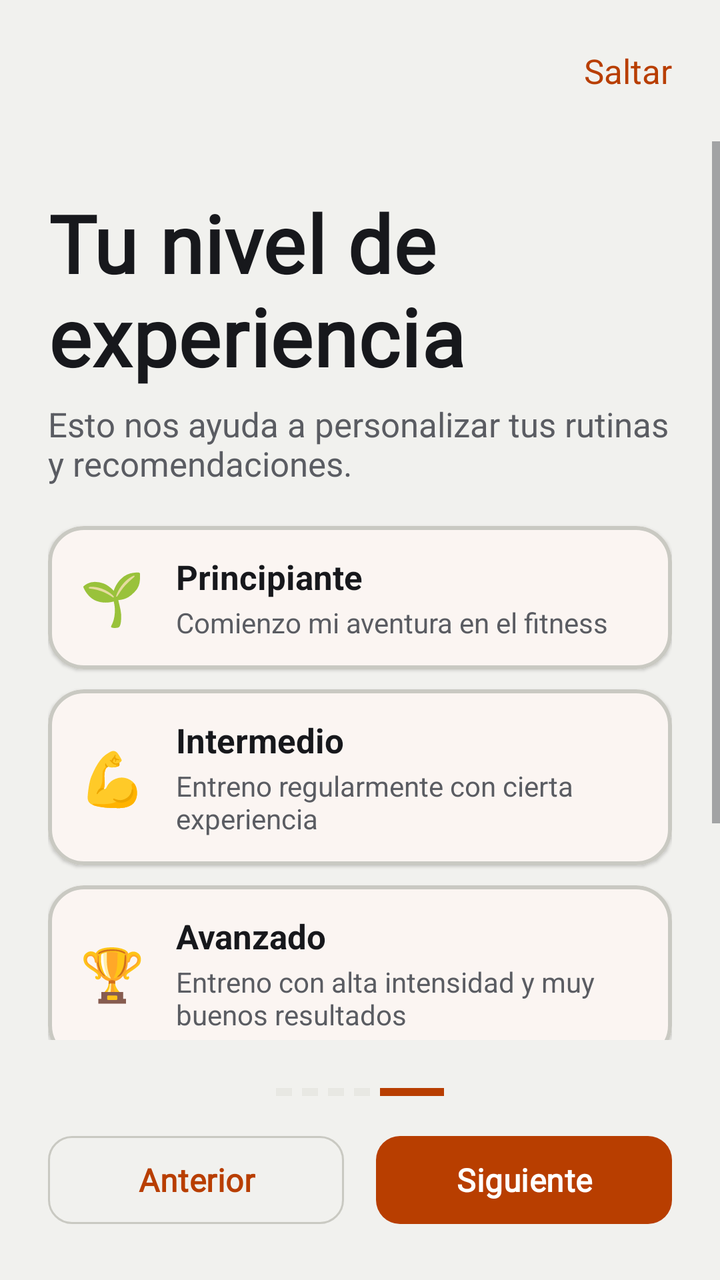
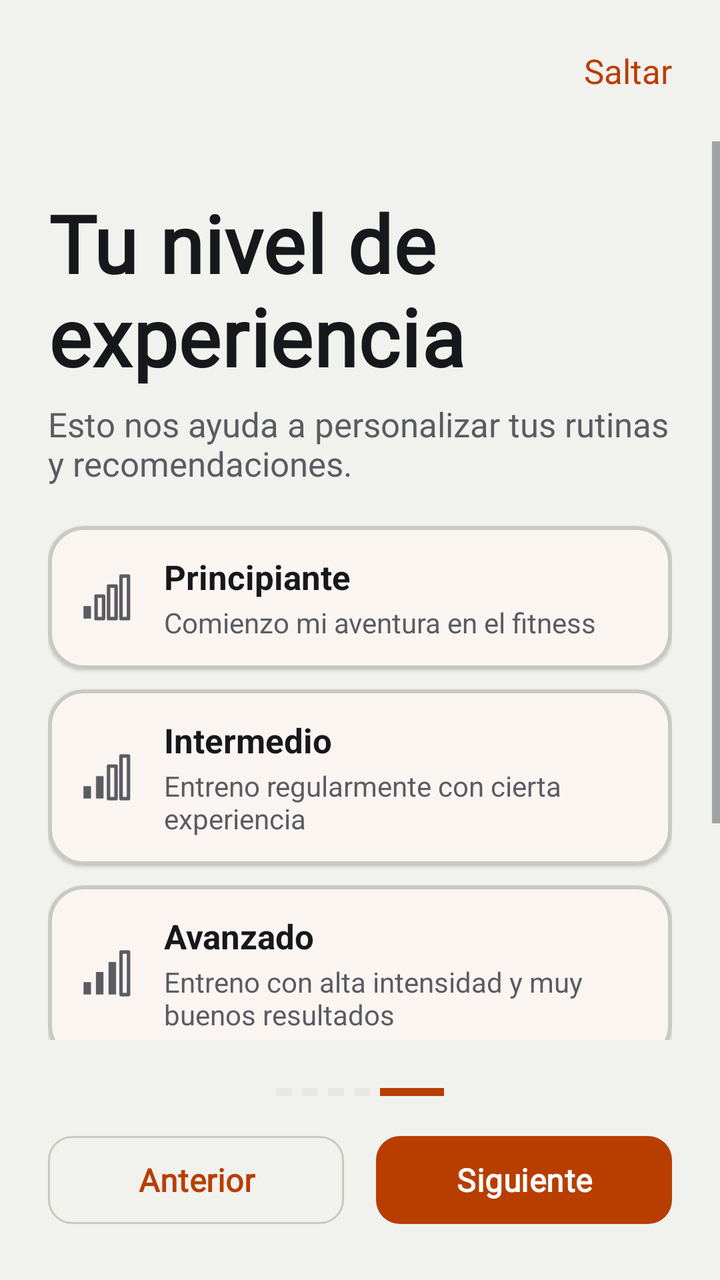

The first picture is an Android layout as it rendered before a commit; the second is the same layout after the commit. The layout source and the unified diff follow.
<!-- AndroidManifest.xml: application theme Theme.GymProFit -->
<!-- res/layout/activity_onboarding5.xml -->
<?xml version="1.0" encoding="utf-8"?>
<LinearLayout xmlns:android="http://schemas.android.com/apk/res/android"
    xmlns:app="http://schemas.android.com/apk/res-auto"
    android:layout_width="match_parent"
    android:layout_height="match_parent"
    android:orientation="vertical"
    android:background="?attr/android:colorBackground">

    
    <TextView
        android:id="@+id/tvSaltar5"
        android:layout_width="wrap_content"
        android:layout_height="wrap_content"
        android:layout_gravity="end"
        android:layout_margin="16dp"
        android:text="@string/onboarding_saltar"
        android:textSize="@dimen/text_body"
        android:textColor="?attr/colorPrimary"
        android:padding="8dp"
        android:clickable="true"
        android:focusable="true"
        android:background="?attr/selectableItemBackgroundBorderless" />

    <ScrollView
        android:layout_width="match_parent"
        android:layout_height="0dp"
        android:layout_weight="1">

        <LinearLayout
            android:layout_width="match_parent"
            android:layout_height="wrap_content"
            android:orientation="vertical"
            android:padding="24dp">

            <TextView
                android:layout_width="wrap_content"
                android:layout_height="wrap_content"
                android:text="@string/onboarding_nivel_titulo"
                android:textAppearance="@style/TextAppearance.GymProFit.Display" />

            <TextView
                android:layout_width="wrap_content"
                android:layout_height="wrap_content"
                android:layout_marginTop="6dp"
                android:layout_marginBottom="20dp"
                android:text="@string/onboarding_nivel_desc"
                android:textSize="@dimen/text_body"
                android:textColor="?attr/colorOnSurfaceVariant" />

            
            <com.google.android.material.card.MaterialCardView
                android:id="@+id/cardPrincipiante"
                android:layout_width="match_parent"
                android:layout_height="wrap_content"
                android:layout_marginBottom="10dp"
                android:clickable="true"
                android:focusable="true"
                android:foreground="?attr/selectableItemBackground"
                app:strokeWidth="2dp"
                app:strokeColor="?attr/colorOutlineVariant">
                <LinearLayout android:layout_width="match_parent" android:layout_height="wrap_content"
                    android:orientation="horizontal" android:padding="14dp" android:gravity="center_vertical">
                    <TextView android:layout_width="36dp" android:layout_height="36dp"
                        android:text="🌱" android:textSize="@dimen/text_headline" android:gravity="center" android:layout_marginEnd="14dp" />
                    <LinearLayout android:layout_width="0dp" android:layout_height="wrap_content" android:layout_weight="1" android:orientation="vertical">
                        <TextView android:layout_width="wrap_content" android:layout_height="wrap_content"
                            android:text="@string/nivel_principiante" android:textSize="@dimen/text_body"
                            android:textStyle="bold" android:textColor="?attr/colorOnSurface" />
                        <TextView android:layout_width="wrap_content" android:layout_height="wrap_content"
                            android:layout_marginTop="2dp" android:text="@string/nivel_principiante_desc"
                            android:textSize="@dimen/text_label" android:textColor="?attr/colorOnSurfaceVariant" />
                    </LinearLayout>
                    <ImageView android:id="@+id/ivCheckPrincipiante" android:layout_width="20dp"
                        android:layout_height="20dp" android:src="@drawable/ic_check"
                        android:visibility="gone" android:contentDescription="@null" />
                </LinearLayout>
            </com.google.android.material.card.MaterialCardView>

            
            <com.google.android.material.card.MaterialCardView
                android:id="@+id/cardIntermedio"
                android:layout_width="match_parent"
                android:layout_height="wrap_content"
                android:layout_marginBottom="10dp"
                android:clickable="true"
                android:focusable="true"
                android:foreground="?attr/selectableItemBackground"
                app:strokeWidth="2dp"
                app:strokeColor="?attr/colorOutlineVariant">
                <LinearLayout android:layout_width="match_parent" android:layout_height="wrap_content"
                    android:orientation="horizontal" android:padding="14dp" android:gravity="center_vertical">
                    <TextView android:layout_width="36dp" android:layout_height="36dp"
                        android:text="💪" android:textSize="@dimen/text_headline" android:gravity="center" android:layout_marginEnd="14dp" />
                    <LinearLayout android:layout_width="0dp" android:layout_height="wrap_content" android:layout_weight="1" android:orientation="vertical">
                        <TextView android:layout_width="wrap_content" android:layout_height="wrap_content"
                            android:text="@string/nivel_intermedio" android:textSize="@dimen/text_body"
                            android:textStyle="bold" android:textColor="?attr/colorOnSurface" />
                        <TextView android:layout_width="wrap_content" android:layout_height="wrap_content"
                            android:layout_marginTop="2dp" android:text="@string/nivel_intermedio_desc"
                            android:textSize="@dimen/text_label" android:textColor="?attr/colorOnSurfaceVariant" />
                    </LinearLayout>
                    <ImageView android:id="@+id/ivCheckIntermedio" android:layout_width="20dp"
                        android:layout_height="20dp" android:src="@drawable/ic_check"
                        android:visibility="gone" android:contentDescription="@null" />
                </LinearLayout>
            </com.google.android.material.card.MaterialCardView>

            
            <com.google.android.material.card.MaterialCardView
                android:id="@+id/cardAvanzado"
                android:layout_width="match_parent"
                android:layout_height="wrap_content"
                android:layout_marginBottom="10dp"
                android:clickable="true"
                android:focusable="true"
                android:foreground="?attr/selectableItemBackground"
                app:strokeWidth="2dp"
                app:strokeColor="?attr/colorOutlineVariant">
                <LinearLayout android:layout_width="match_parent" android:layout_height="wrap_content"
                    android:orientation="horizontal" android:padding="14dp" android:gravity="center_vertical">
                    <TextView android:layout_width="36dp" android:layout_height="36dp"
                        android:text="🏆" android:textSize="@dimen/text_headline" android:gravity="center" android:layout_marginEnd="14dp" />
                    <LinearLayout android:layout_width="0dp" android:layout_height="wrap_content" android:layout_weight="1" android:orientation="vertical">
                        <TextView android:layout_width="wrap_content" android:layout_height="wrap_content"
                            android:text="@string/nivel_avanzado" android:textSize="@dimen/text_body"
                            android:textStyle="bold" android:textColor="?attr/colorOnSurface" />
                        <TextView android:layout_width="wrap_content" android:layout_height="wrap_content"
                            android:layout_marginTop="2dp" android:text="@string/nivel_avanzado_desc"
                            android:textSize="@dimen/text_label" android:textColor="?attr/colorOnSurfaceVariant" />
                    </LinearLayout>
                    <ImageView android:id="@+id/ivCheckAvanzado" android:layout_width="20dp"
                        android:layout_height="20dp" android:src="@drawable/ic_check"
                        android:visibility="gone" android:contentDescription="@null" />
                </LinearLayout>
            </com.google.android.material.card.MaterialCardView>

            
            <com.google.android.material.card.MaterialCardView
                android:id="@+id/cardExperto"
                android:layout_width="match_parent"
                android:layout_height="wrap_content"
                android:layout_marginBottom="10dp"
                android:clickable="true"
                android:focusable="true"
                android:foreground="?attr/selectableItemBackground"
                app:strokeWidth="2dp"
                app:strokeColor="?attr/colorOutlineVariant">
                <LinearLayout android:layout_width="match_parent" android:layout_height="wrap_content"
                    android:orientation="horizontal" android:padding="14dp" android:gravity="center_vertical">
                    <TextView android:layout_width="36dp" android:layout_height="36dp"
                        android:text="⚡" android:textSize="@dimen/text_headline" android:gravity="center" android:layout_marginEnd="14dp" />
                    <LinearLayout android:layout_width="0dp" android:layout_height="wrap_content" android:layout_weight="1" android:orientation="vertical">
                        <TextView android:layout_width="wrap_content" android:layout_height="wrap_content"
                            android:text="@string/nivel_experto" android:textSize="@dimen/text_body"
                            android:textStyle="bold" android:textColor="?attr/colorOnSurface" />
                        <TextView android:layout_width="wrap_content" android:layout_height="wrap_content"
                            android:layout_marginTop="2dp" android:text="@string/nivel_experto_desc"
                            android:textSize="@dimen/text_label" android:textColor="?attr/colorOnSurfaceVariant" />
                    </LinearLayout>
                    <ImageView android:id="@+id/ivCheckExperto" android:layout_width="20dp"
                        android:layout_height="20dp" android:src="@drawable/ic_check"
                        android:visibility="gone" android:contentDescription="@null" />
                </LinearLayout>
            </com.google.android.material.card.MaterialCardView>

        </LinearLayout>

    </ScrollView>

    <LinearLayout
        android:layout_width="match_parent"
        android:layout_height="wrap_content"
        android:orientation="vertical"
        android:padding="24dp">

        
        <LinearLayout android:layout_width="match_parent" android:layout_height="wrap_content"
            android:orientation="horizontal" android:gravity="center" android:layout_marginBottom="16dp">
            <View android:layout_width="8dp" android:layout_height="4dp" android:background="?attr/colorSurfaceVariant" android:layout_marginEnd="5dp" />
            <View android:layout_width="8dp" android:layout_height="4dp" android:background="?attr/colorSurfaceVariant" android:layout_marginEnd="5dp" />
            <View android:layout_width="8dp" android:layout_height="4dp" android:background="?attr/colorSurfaceVariant" android:layout_marginEnd="5dp" />
            <View android:layout_width="8dp" android:layout_height="4dp" android:background="?attr/colorSurfaceVariant" android:layout_marginEnd="5dp" />
            <View android:layout_width="32dp" android:layout_height="4dp" android:background="?attr/colorPrimary" />
        </LinearLayout>

        
        <LinearLayout android:layout_width="match_parent" android:layout_height="wrap_content" android:orientation="horizontal">
            <com.google.android.material.button.MaterialButton
                android:id="@+id/btnAnterior5"
                style="@style/Widget.Material3.Button.OutlinedButton"
                android:layout_width="0dp" android:layout_height="52dp" android:layout_weight="1"
                android:layout_marginEnd="8dp" android:text="@string/onboarding_anterior" app:cornerRadius="12dp" />
            <com.google.android.material.button.MaterialButton
                android:id="@+id/btnSiguiente5"
                android:layout_width="0dp" android:layout_height="52dp" android:layout_weight="1"
                android:layout_marginStart="8dp" android:text="@string/onboarding_siguiente" app:cornerRadius="12dp" />
        </LinearLayout>

    </LinearLayout>

</LinearLayout>
<!-- resources referenced by this layout -->
<resources>
  <dimen name="text_body">17sp</dimen>
  <dimen name="text_headline">26sp</dimen>
  <dimen name="text_label">14sp</dimen>
  <color name="gp_gold">#B58A2A</color>
  <color name="gp_surface">#FFFFFF</color>
  <color name="gp_stroke">#C9C9C2</color>
  <color name="gp_error">#C62828</color>
  <!-- unchanged entries left out for length: 51 -->
</resources>

<!-- the commit's change to res/layout/activity_onboarding5.xml (unified diff, before → after) -->
@@ -60,8 +60,9 @@
                 app:strokeColor="?attr/colorOutlineVariant">
                 <LinearLayout android:layout_width="match_parent" android:layout_height="wrap_content"
                     android:orientation="horizontal" android:padding="14dp" android:gravity="center_vertical">
-                    <TextView android:layout_width="36dp" android:layout_height="36dp"
-                        android:text="🌱" android:textSize="@dimen/text_headline" android:gravity="center" android:layout_marginEnd="14dp" />
+                    <ImageView android:layout_width="30dp" android:layout_height="30dp"
+                        android:src="@drawable/ic_nivel_principiante" app:tint="?attr/colorOnSurfaceVariant"
+                        android:layout_marginEnd="14dp" android:contentDescription="@null" />
                     <LinearLayout android:layout_width="0dp" android:layout_height="wrap_content" android:layout_weight="1" android:orientation="vertical">
                         <TextView android:layout_width="wrap_content" android:layout_height="wrap_content"
                             android:text="@string/nivel_principiante" android:textSize="@dimen/text_body"
@@ -89,8 +90,9 @@
                 app:strokeColor="?attr/colorOutlineVariant">
                 <LinearLayout android:layout_width="match_parent" android:layout_height="wrap_content"
                     android:orientation="horizontal" android:padding="14dp" android:gravity="center_vertical">
-                    <TextView android:layout_width="36dp" android:layout_height="36dp"
-                        android:text="💪" android:textSize="@dimen/text_headline" android:gravity="center" android:layout_marginEnd="14dp" />
+                    <ImageView android:layout_width="30dp" android:layout_height="30dp"
+                        android:src="@drawable/ic_nivel_intermedio" app:tint="?attr/colorOnSurfaceVariant"
+                        android:layout_marginEnd="14dp" android:contentDescription="@null" />
                     <LinearLayout android:layout_width="0dp" android:layout_height="wrap_content" android:layout_weight="1" android:orientation="vertical">
                         <TextView android:layout_width="wrap_content" android:layout_height="wrap_content"
                             android:text="@string/nivel_intermedio" android:textSize="@dimen/text_body"
@@ -118,8 +120,9 @@
                 app:strokeColor="?attr/colorOutlineVariant">
                 <LinearLayout android:layout_width="match_parent" android:layout_height="wrap_content"
                     android:orientation="horizontal" android:padding="14dp" android:gravity="center_vertical">
-                    <TextView android:layout_width="36dp" android:layout_height="36dp"
-                        android:text="🏆" android:textSize="@dimen/text_headline" android:gravity="center" android:layout_marginEnd="14dp" />
+                    <ImageView android:layout_width="30dp" android:layout_height="30dp"
+                        android:src="@drawable/ic_nivel_avanzado" app:tint="?attr/colorOnSurfaceVariant"
+                        android:layout_marginEnd="14dp" android:contentDescription="@null" />
                     <LinearLayout android:layout_width="0dp" android:layout_height="wrap_content" android:layout_weight="1" android:orientation="vertical">
                         <TextView android:layout_width="wrap_content" android:layout_height="wrap_content"
                             android:text="@string/nivel_avanzado" android:textSize="@dimen/text_body"
@@ -147,8 +150,9 @@
                 app:strokeColor="?attr/colorOutlineVariant">
                 <LinearLayout android:layout_width="match_parent" android:layout_height="wrap_content"
                     android:orientation="horizontal" android:padding="14dp" android:gravity="center_vertical">
-                    <TextView android:layout_width="36dp" android:layout_height="36dp"
-                        android:text="⚡" android:textSize="@dimen/text_headline" android:gravity="center" android:layout_marginEnd="14dp" />
+                    <ImageView android:layout_width="30dp" android:layout_height="30dp"
+                        android:src="@drawable/ic_nivel_experto" app:tint="?attr/colorOnSurfaceVariant"
+                        android:layout_marginEnd="14dp" android:contentDescription="@null" />
                     <LinearLayout android:layout_width="0dp" android:layout_height="wrap_content" android:layout_weight="1" android:orientation="vertical">
                         <TextView android:layout_width="wrap_content" android:layout_height="wrap_content"
                             android:text="@string/nivel_experto" android:textSize="@dimen/text_body"
<!-- resource entries referenced after the edit -->
@@ -1,8 +1,97 @@
 <!-- resources referenced by this layout -->
 <resources>
   <dimen name="text_body">17sp</dimen>
-  <dimen name="text_headline">26sp</dimen>
   <dimen name="text_label">14sp</dimen>
+  <!-- drawable ic_nivel_avanzado (drawable) -->
+  <?xml version="1.0" encoding="utf-8"?>
+  <vector xmlns:android="http://schemas.android.com/apk/res/android"
+      android:width="24dp" android:height="24dp"
+      android:viewportWidth="24" android:viewportHeight="24">
+      <path
+          android:fillColor="?attr/colorOnSurfaceVariant"
+          android:pathData="M3,15.5 h3 v5 h-3 z"/>
+      <path
+          android:fillColor="?attr/colorOnSurfaceVariant"
+          android:pathData="M8,11.5 h3 v9 h-3 z"/>
+      <path
+          android:fillColor="?attr/colorOnSurfaceVariant"
+          android:pathData="M13,7.5 h3 v13 h-3 z"/>
+      <path
+          android:fillColor="@android:color/transparent"
+          android:strokeColor="?attr/colorOnSurfaceVariant"
+          android:strokeWidth="1.4"
+          android:strokeLineJoin="round"
+          android:pathData="M18,3.5 h3 v17 h-3 z"/>
+  </vector>
+  <!-- drawable ic_nivel_experto (drawable) -->
+  <?xml version="1.0" encoding="utf-8"?>
+  <vector xmlns:android="http://schemas.android.com/apk/res/android"
+      android:width="24dp" android:height="24dp"
+      android:viewportWidth="24" android:viewportHeight="24">
+      <path
+          android:fillColor="?attr/colorOnSurfaceVariant"
+          android:pathData="M3,15.5 h3 v5 h-3 z"/>
+      <path
+          android:fillColor="?attr/colorOnSurfaceVariant"
+          android:pathData="M8,11.5 h3 v9 h-3 z"/>
+      <path
+          android:fillColor="?attr/colorOnSurfaceVariant"
+          android:pathData="M13,7.5 h3 v13 h-3 z"/>
+      <path
+          android:fillColor="?attr/colorOnSurfaceVariant"
+          android:pathData="M18,3.5 h3 v17 h-3 z"/>
+  </vector>
+  <!-- drawable ic_nivel_intermedio (drawable) -->
+  <?xml version="1.0" encoding="utf-8"?>
+  <vector xmlns:android="http://schemas.android.com/apk/res/android"
+      android:width="24dp" android:height="24dp"
+      android:viewportWidth="24" android:viewportHeight="24">
+      <path
+          android:fillColor="?attr/colorOnSurfaceVariant"
+          android:pathData="M3,15.5 h3 v5 h-3 z"/>
+      <path
+          android:fillColor="?attr/colorOnSurfaceVariant"
+          android:pathData="M8,11.5 h3 v9 h-3 z"/>
+      <path
+          android:fillColor="@android:color/transparent"
+          android:strokeColor="?attr/colorOnSurfaceVariant"
+          android:strokeWidth="1.4"
+          android:strokeLineJoin="round"
+          android:pathData="M13,7.5 h3 v13 h-3 z"/>
+      <path
+          android:fillColor="@android:color/transparent"
+          android:strokeColor="?attr/colorOnSurfaceVariant"
+          android:strokeWidth="1.4"
+          android:strokeLineJoin="round"
+          android:pathData="M18,3.5 h3 v17 h-3 z"/>
+  </vector>
+  <!-- drawable ic_nivel_principiante (drawable) -->
+  <?xml version="1.0" encoding="utf-8"?>
+  <vector xmlns:android="http://schemas.android.com/apk/res/android"
+      android:width="24dp" android:height="24dp"
+      android:viewportWidth="24" android:viewportHeight="24">
+      <path
+          android:fillColor="?attr/colorOnSurfaceVariant"
+          android:pathData="M3,15.5 h3 v5 h-3 z"/>
+      <path
+          android:fillColor="@android:color/transparent"
+          android:strokeColor="?attr/colorOnSurfaceVariant"
+          android:strokeWidth="1.4"
+          android:strokeLineJoin="round"
+          android:pathData="M8,11.5 h3 v9 h-3 z"/>
+      <path
+          android:fillColor="@android:color/transparent"
+          android:strokeColor="?attr/colorOnSurfaceVariant"
+          android:strokeWidth="1.4"
+          android:strokeLineJoin="round"
+          android:pathData="M13,7.5 h3 v13 h-3 z"/>
+      <path
+          android:fillColor="@android:color/transparent"
+          android:strokeColor="?attr/colorOnSurfaceVariant"
+          android:strokeWidth="1.4"
+          android:strokeLineJoin="round"
+          android:pathData="M18,3.5 h3 v17 h-3 z"/>
+  </vector>
   <color name="gp_gold">#B58A2A</color>
   <color name="gp_surface">#FFFFFF</color>
   <color name="gp_stroke">#C9C9C2</color>
